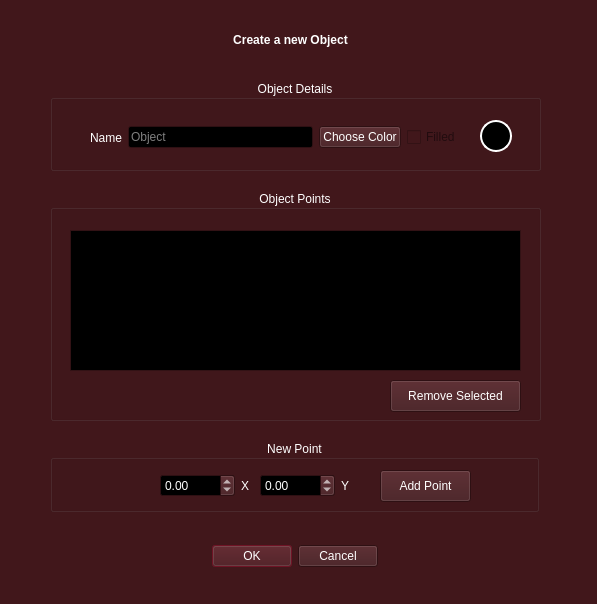
The window that SGI/view/screens/newObject.ui (JVSutter/Sistema-Grafico-Interativo) describes before a commit, drawn with Qt 5.
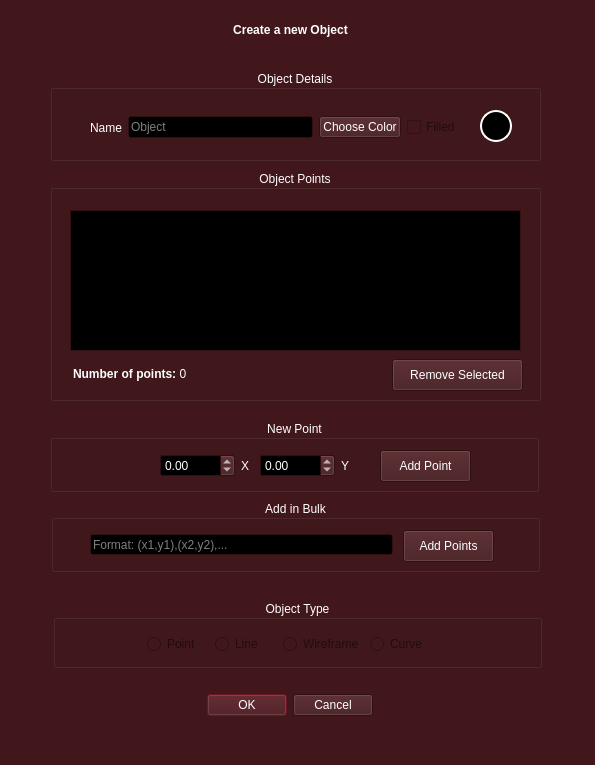
The same window after the commit.

What changed in the file:
```diff
--- a/SGI/view/screens/newObject.ui
+++ b/SGI/view/screens/newObject.ui
@@ -6,8 +6,8 @@
    <rect>
     <x>0</x>
     <y>0</y>
-    <width>597</width>
-    <height>604</height>
+    <width>595</width>
+    <height>765</height>
    </rect>
   </property>
   <property name="palette">
@@ -531,7 +531,7 @@
    <property name="geometry">
     <rect>
      <x>190</x>
-     <y>30</y>
+     <y>20</y>
      <width>201</width>
      <height>20</height>
     </rect>
@@ -553,7 +553,7 @@
    <property name="geometry">
     <rect>
      <x>50</x>
-     <y>190</y>
+     <y>170</y>
      <width>491</width>
      <height>231</height>
     </rect>
@@ -573,8 +573,8 @@
    <widget class="QPushButton" name="removeButton">
     <property name="geometry">
      <rect>
-      <x>340</x>
-      <y>190</y>
+      <x>342</x>
+      <y>189</y>
       <width>131</width>
       <height>32</height>
      </rect>
@@ -593,12 +593,25 @@
      </rect>
     </property>
    </widget>
+   <widget class="QLabel" name="numPoints">
+    <property name="geometry">
+     <rect>
+      <x>23</x>
+      <y>196</y>
+      <width>186</width>
+      <height>16</height>
+     </rect>
+    </property>
+    <property name="text">
+     <string>&lt;html&gt;&lt;head/&gt;&lt;body&gt;&lt;p&gt;&lt;span style=&quot; font-weight:700;&quot;&gt;Number of points:&lt;/span&gt; 0&lt;/p&gt;&lt;/body&gt;&lt;/html&gt;</string>
+    </property>
+   </widget>
   </widget>
   <widget class="QGroupBox" name="groupBox_3">
    <property name="geometry">
     <rect>
      <x>50</x>
-     <y>80</y>
+     <y>70</y>
      <width>491</width>
      <height>91</height>
     </rect>
@@ -690,8 +703,8 @@
   <widget class="QDialogButtonBox" name="buttonBox">
    <property name="geometry">
     <rect>
-     <x>50</x>
-     <y>540</y>
+     <x>45</x>
+     <y>689</y>
      <width>489</width>
      <height>32</height>
     </rect>
@@ -716,7 +729,7 @@
    <property name="geometry">
     <rect>
      <x>50</x>
-     <y>440</y>
+     <y>420</y>
      <width>489</width>
      <height>72</height>
     </rect>
@@ -817,6 +830,136 @@
     </layout>
    </widget>
   </widget>
+  <widget class="QGroupBox" name="groupBox_4">
+   <property name="geometry">
+    <rect>
+     <x>53</x>
+     <y>600</y>
+     <width>489</width>
+     <height>68</height>
+    </rect>
+   </property>
+   <property name="maximumSize">
+    <size>
+     <width>16777215</width>
+     <height>72</height>
+    </size>
+   </property>
+   <property name="title">
+    <string>Object Type</string>
+   </property>
+   <property name="alignment">
+    <set>Qt::AlignmentFlag::AlignCenter</set>
+   </property>
+   <widget class="QWidget" name="">
+    <property name="geometry">
+     <rect>
+      <x>94</x>
+      <y>34</y>
+      <width>285</width>
+      <height>20</height>
+     </rect>
+    </property>
+    <layout class="QHBoxLayout" name="horizontalLayout_5">
+     <item>
+      <widget class="QRadioButton" name="pointRadio">
+       <property name="enabled">
+        <bool>false</bool>
+       </property>
+       <property name="text">
+        <string>Point</string>
+       </property>
+      </widget>
+     </item>
+     <item>
+      <widget class="QRadioButton" name="lineRadio">
+       <property name="enabled">
+        <bool>false</bool>
+       </property>
+       <property name="text">
+        <string>Line</string>
+       </property>
+      </widget>
+     </item>
+     <item>
+      <widget class="QRadioButton" name="wireframeRadio">
+       <property name="enabled">
+        <bool>false</bool>
+       </property>
+       <property name="text">
+        <string>Wireframe</string>
+       </property>
+      </widget>
+     </item>
+     <item>
+      <widget class="QRadioButton" name="curveRadio">
+       <property name="enabled">
+        <bool>false</bool>
+       </property>
+       <property name="text">
+        <string>Curve</string>
+       </property>
+      </widget>
+     </item>
+    </layout>
+   </widget>
+  </widget>
+  <widget class="QGroupBox" name="groupBox_5">
+   <property name="geometry">
+    <rect>
+     <x>51</x>
+     <y>500</y>
+     <width>489</width>
+     <height>72</height>
+    </rect>
+   </property>
+   <property name="maximumSize">
+    <size>
+     <width>16777215</width>
+     <height>72</height>
+    </size>
+   </property>
+   <property name="title">
+    <string>Add in Bulk</string>
+   </property>
+   <property name="alignment">
+    <set>Qt::AlignmentFlag::AlignCenter</set>
+   </property>
+   <widget class="QPushButton" name="bulkPointsButton">
+    <property name="geometry">
+     <rect>
+      <x>352</x>
+      <y>30</y>
+      <width>91</width>
+      <height>32</height>
+     </rect>
+    </property>
+    <property name="text">
+     <string>Add Points</string>
+    </property>
+   </widget>
+   <widget class="QLineEdit" name="bulkPointsInput">
+    <property name="geometry">
+     <rect>
+      <x>39</x>
+      <y>34</y>
+      <width>303</width>
+      <height>21</height>
+     </rect>
+    </property>
+    <property name="font">
+     <font>
+      <family>.AppleSystemUIFont</family>
+     </font>
+    </property>
+    <property name="text">
+     <string/>
+    </property>
+    <property name="placeholderText">
+     <string>Format: (x1,y1),(x2,y2),...</string>
+    </property>
+   </widget>
+  </widget>
  </widget>
  <resources/>
  <connections>
```
